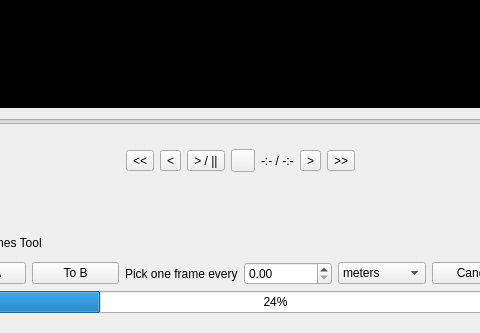
Old version of the form Video_UAV_Tracker/vut_qgismap.ui in the repository sagost/Video_UAV_Tracker-3D; both pictures show x 82 to 562 and y 160 to 493 of the 715 by 493 pixel window.
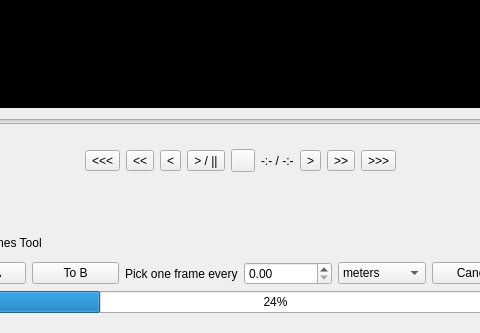
New version of the form. Icons and pictures are not drawn.

```diff
--- a/Video_UAV_Tracker/vut_qgismap.ui
+++ b/Video_UAV_Tracker/vut_qgismap.ui
@@ -203,6 +203,13 @@
              </property>
             </spacer>
            </item>
+           <item>
+            <widget class="QToolButton" name="toolButton_previous1min">
+             <property name="text">
+              <string>&lt;&lt;&lt;</string>
+             </property>
+            </widget>
+           </item>
            <item>
             <widget class="QToolButton" name="toolButton_11">
              <property name="text">
@@ -278,6 +285,13 @@
              </property>
             </widget>
            </item>
+           <item>
+            <widget class="QToolButton" name="toolButton_next1min">
+             <property name="text">
+              <string>&gt;&gt;&gt;</string>
+             </property>
+            </widget>
+           </item>
            <item>
             <spacer name="horizontalSpacer_4">
              <property name="orientation">
```
